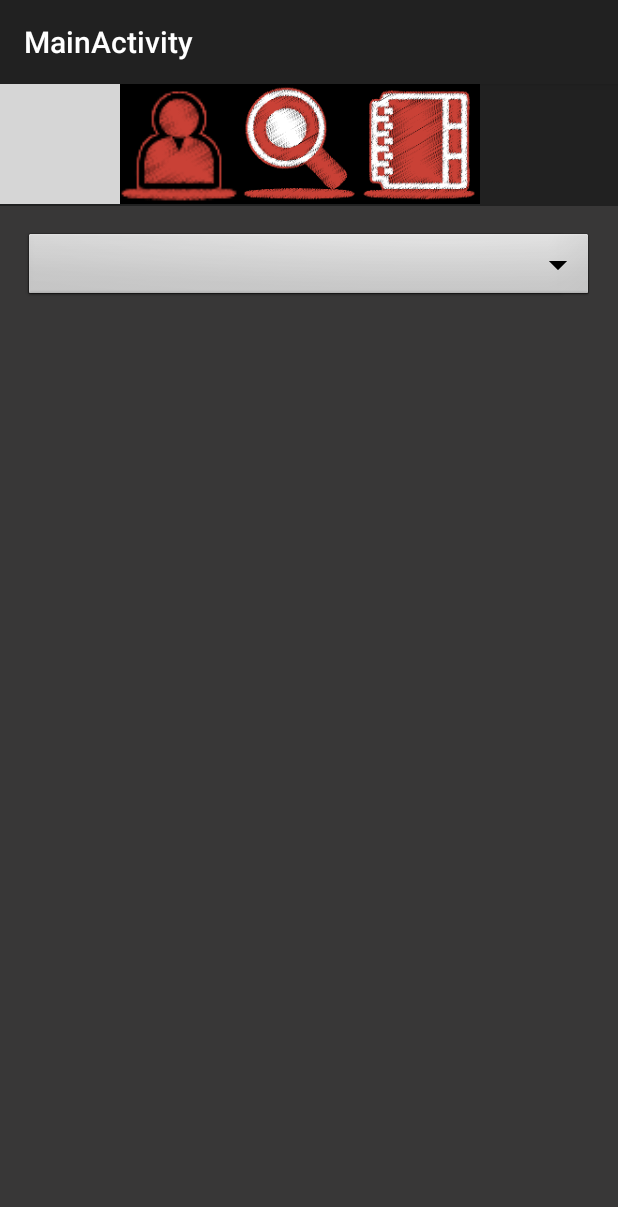
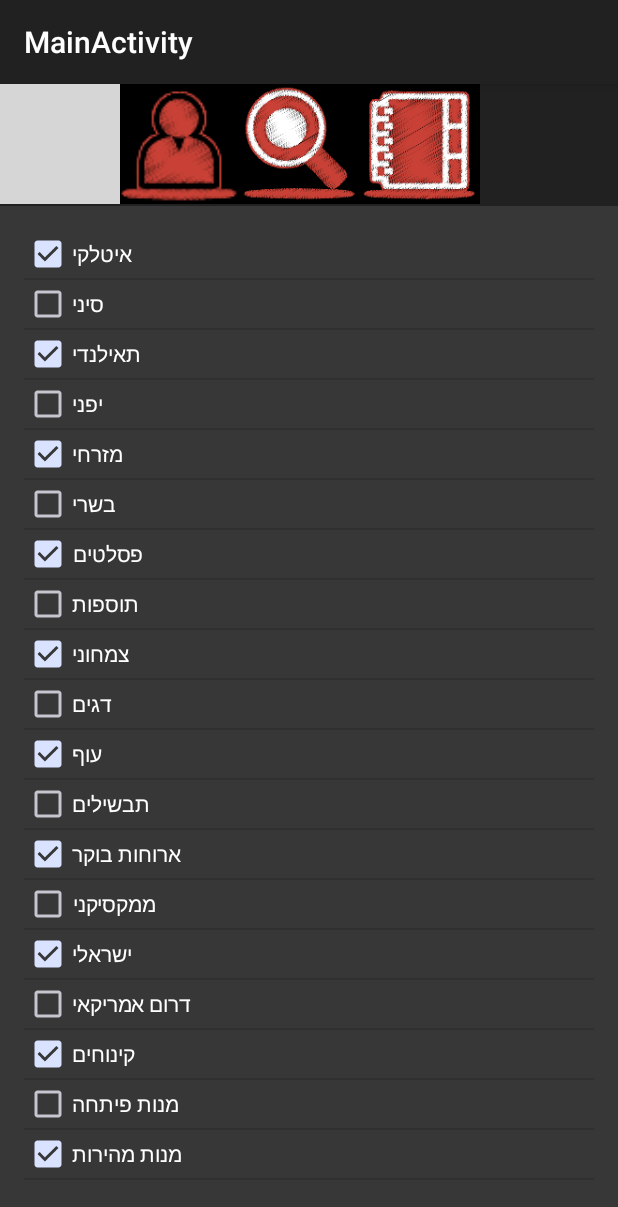
Before and after one commit to shlomo2013/MyCookBook, an Android app: the fragment PersonalFragment placed in its activity, on a phone screen of 412 x 824 dp. Shown: the top 1207 px of the screen. Run offline under Robolectric (Android 15) with nearby library versions, the phone set to English and light mode, and no system bars; grey boxes are pictures that could not be loaded.

Commit message:
dropdown list categories personal

```diff
--- a/app/src/main/java/com/MyCookBook/Fragment/DropDownListAdapter.java
+++ b/app/src/main/java/com/MyCookBook/Fragment/DropDownListAdapter.java
@@ -3,133 +3,66 @@ package com.MyCookBook.Fragment;
 import android.content.Context;
 import android.view.LayoutInflater;
 import android.view.View;
-import android.view.View.OnClickListener;
 import android.view.ViewGroup;
-import android.widget.BaseAdapter;
+import android.widget.ArrayAdapter;
 import android.widget.CheckBox;
-import android.widget.TextView;
 
 import com.example.mycookbook.mycookbook.R;
 
-import java.util.ArrayList;
+import java.util.List;
 
-public class DropDownListAdapter extends BaseAdapter {
+public class DropDownListAdapter extends  ArrayAdapter<CheckBox>   {
 
-	private ArrayList<String> mListItems;
-	private LayoutInflater mInflater;
-	private TextView mSelectedItems;
-	private static int selectedCount = 0;
-	private static String firstSelected = "";
-	private ViewHolder holder;
-	private static String selected = "";	//shortened selected values representation
+    List<CheckBox> lFoodCategory = null;
+    Context context;
+    ModelHolder holder;
 
-	public static String getSelected() {
-		return selected;
+    public DropDownListAdapter( List<CheckBox>  lFoodCategory, Context context) {
+        super(context, R.layout.drop_down_list_row ,lFoodCategory);
+        this.context = context;
+        this.lFoodCategory = lFoodCategory;
     }
 
-	public void setSelected(String selected) {
-		DropDownListAdapter.selected = selected;
+    private  static class ModelHolder{
+        public CheckBox cbhCategory;
     }
 
-	public DropDownListAdapter(Context context, ArrayList<String> items,
-			TextView tv) {
-		mListItems = new ArrayList<String>();
-		mListItems.addAll(items);
-		mInflater = LayoutInflater.from(context);
-		mSelectedItems = tv;
+
+    @Override
+    public View getView(final int position, View convertView, ViewGroup parent) {
+        View v = convertView;
+        holder = new ModelHolder();
+
+        if (v == null) {
+            LayoutInflater inflater = (LayoutInflater) context.getSystemService(Context.LAYOUT_INFLATER_SERVICE);
+            v = inflater.inflate(R.layout.drop_down_list_row, null);
+
+            holder = new ModelHolder();
+            holder.cbhCategory = (CheckBox) v.findViewById(R.id.cbCheckbox);
+            holder.cbhCategory.setTag(holder);
+
+            v.setTag(holder);
+
+        } else {
+            holder = (ModelHolder) v.getTag();
         }
 
-	@Override
-	public int getCount() {
-		// TODO Auto-generated method stub
-		return mListItems.size();
-	}
-
-	@Override
-	public Object getItem(int arg0) {
-		// TODO Auto-generated method stub
-		return null;
-	}
-
-	@Override
-	public long getItemId(int arg0) {
-		// TODO Auto-generated method stub
-		return 0;
-	}
-
-	@Override
-	public View getView(int position, View convertView, ViewGroup parent) {
-		// TODO Auto-generated method stub
-
-		if (convertView == null) {
-			convertView = mInflater.inflate(R.layout.drop_down_list_row, null);
-			holder = new ViewHolder();
-			holder.tv = (TextView) convertView.findViewById(R.id.tvSelectOption);
-			holder.chkbox = (CheckBox) convertView.findViewById(R.id.checkbox);
-			convertView.setTag(holder);
-		} else {
-			holder = (ViewHolder) convertView.getTag();
-		}
-
-		holder.tv.setText(mListItems.get(position));
-
-		final int position1 = position;
+        holder.cbhCategory.setText(lFoodCategory.get(position).getText());
 
         //whenever the checkbox is clicked the selected values textview is updated with new selected values
-		holder.chkbox.setOnClickListener(new OnClickListener() {
+        holder.cbhCategory.setOnClickListener(new View.OnClickListener() {
 
             @Override
             public void onClick(View v) {
-				// TODO Auto-generated method stub
-				setText(position1);
+                holder.cbhCategory.setText(lFoodCategory.get(position).getText());
             }
         });
 
-		if(PersonalFragment.checkSelected[position])
-			holder.chkbox.setChecked(true);
+        if (lFoodCategory.get(position).isChecked())
+            holder.cbhCategory.setChecked(true);
         else
-			holder.chkbox.setChecked(false);
-		return convertView;
+            holder.cbhCategory.setChecked(false);
+        return v;
     }
 
-
-	/*
-	 * Function which updates the selected values display and information(checkSelected[])
-	 * */
-	private void setText(int position1){
-		if (!PersonalFragment.checkSelected[position1]) {
-			PersonalFragment.checkSelected[position1] = true;
-			selectedCount++;
-		} else {
-            PersonalFragment.checkSelected[position1] = false;
-			selectedCount--;
 }
-
-		if (selectedCount == 0) {
-			mSelectedItems.setText(R.string.select_string);
-		} else if (selectedCount == 1) {
-			for (int i = 0; i < PersonalFragment.checkSelected.length; i++) {
-				if (PersonalFragment.checkSelected[i] == true) {
-					firstSelected = mListItems.get(i);
-					break;
-				}
-			}
-			mSelectedItems.setText(firstSelected);
-			setSelected(firstSelected);
-		} else if (selectedCount > 1) {
-			for (int i = 0; i < PersonalFragment.checkSelected.length; i++) {
-				if (PersonalFragment.checkSelected[i] == true) {
-					firstSelected = mListItems.get(i);
-					break;
-				}
-			}
-			mSelectedItems.setText(firstSelected + " & "+ (selectedCount - 1) + " more");
-			setSelected(firstSelected + " & "+ (selectedCount - 1) + " more");
-		}
-	}
-
-	private class ViewHolder {
-		TextView tv;
-		CheckBox chkbox;
-	}
-}
--- a/app/src/main/java/com/MyCookBook/Fragment/PersonalFragment.java
+++ b/app/src/main/java/com/MyCookBook/Fragment/PersonalFragment.java
@@ -1,15 +1,12 @@
 package com.MyCookBook.Fragment;
 
 import android.app.Fragment;
-import android.graphics.drawable.BitmapDrawable;
 import android.os.Bundle;
 import android.support.annotation.ArrayRes;
 import android.support.annotation.Nullable;
 import android.view.LayoutInflater;
-import android.view.MotionEvent;
 import android.view.View;
 import android.view.ViewGroup;
-import android.view.ViewGroup.LayoutParams;
 import android.widget.ArrayAdapter;
 import android.widget.Button;
 import android.widget.CheckBox;
@@ -19,7 +16,6 @@ import android.widget.PopupWindow;
 import android.widget.RelativeLayout;
 import android.widget.TableLayout;
 import android.widget.TableRow;
-import android.widget.TextView;
 
 import com.example.mycookbook.mycookbook.R;
 
@@ -37,9 +33,13 @@ public class PersonalFragment extends Fragment {
     LinearLayout llPopup;
     RelativeLayout tlpersonalfrag;
     ViewGroup vgl;
-    View popUpView;
+//    View popUpView;
     private boolean expanded; 		//to  store information whether the selected values are displayed completely or in shortened representatn
    	public static boolean[] checkSelected;	// store select/unselect information about the values in the list
+
+    ArrayList<CheckBox> alFoodCategory;
+    DropDownListAdapter mAdapter;
+    ListView lv;
 
     public PersonalFragment() {
 
@@ -49,16 +49,30 @@ public class PersonalFragment extends Fragment {
     public View onCreateView(LayoutInflater inflater, @Nullable ViewGroup container, @Nullable Bundle savedInstanceState) {
 
         final View  rootView     = inflater.inflate(R.layout.activity_personal_fregment, container, false);
-                    popUpView    = inflater.inflate(R.layout.pop_up_window, container, false);
+        final View  popUpView    = inflater.inflate(R.layout.pop_up_window, container, false);
         final View  dropDownView = inflater.inflate(R.layout.drop_down_list_row, container, false);
 
-        tbLayout                 = (TableLayout) rootView.findViewById(R.id.tbPersonalLayout);
+       //tbLayout                 = (TableLayout) rootView.findViewById(R.id.tbPersonalLayout);
         llPopup                  = (LinearLayout) rootView.findViewById(R.id.DropDownList);
         tlpersonalfrag           = (RelativeLayout) rootView.findViewById(R.id.personalfragRelativelayout);
-        btnDDPersonalCategories  = (Button) rootView.findViewById(R.id.btnDropDownPersonalCategories);
+//      btnDDPersonalCategories  = (Button) rootView.findViewById(R.id.btnDropDownPersonalCategories);
+        ListView lvDropDownList  = (ListView) dropDownView.findViewById(R.id.lvDropDownList);
+        lv              = (ListView) rootView.findViewById(R.id.listView111);
+
+        displayModelList();
+
+//        modelItems = new Model[5];
+//        modelItems[0] = new Model("pizza", false);
+//        modelItems[1] = new Model("burger", true);
+//        modelItems[2] = new Model("olives", true);
+//        modelItems[3] = new Model("orange", false);
+//        modelItems[4] = new Model("tomato", true);
+
+//        DropDownListAdapter adapter = new DropDownListAdapter(getActivity().getBaseContext(), modelItems);
+//        lv.setAdapter(adapter);
 
 //********************************************************************************************
-        final ArrayList<String> items = new ArrayList<String>();
+    /*    final ArrayList<String> items = new ArrayList<String>();
            	items.add("Item 1");
            	items.add("Item 2");
            	items.add("Item 3");
@@ -68,21 +82,20 @@ public class PersonalFragment extends Fragment {
         checkSelected = new boolean[items.size()];
         //initialize all values of list to 'unselected' initially
         for (int i = 0; i < checkSelected.length; i++) {
-            checkSelected[i] = false;
+            checkSelected[i] = true;
         }
 
-        /*SelectBox is the TextView where the selected values will be displayed in the form of "Item 1 & 'n' more".
+        *//*SelectBox is the TextView where the selected values will be displayed in the form of "Item 1 & 'n' more".
          * When this selectBox is clicked it will display all the selected values
          * and when clicked again it will display in shortened representation as before.
-         * */
+         * *//*
         final TextView tv = (TextView) dropDownView.findViewById(R.id.tvSelectOption);
         tv.setOnClickListener(new View.OnClickListener() {
 
             @Override
             public void onClick(View v) {
-                // TODO Auto-generated method stub
                 if(!expanded){
-                    //display all selected values
+                 //display all selected values
                 String selected = "";
                 int flag = 0;
                 for (int i = 0; i < items.size(); i++) {
@@ -114,7 +127,7 @@ public class PersonalFragment extends Fragment {
 		});
 
 
-
+*/
 //********************************************************************************************
 
 //        btnDDPersonalCategories.setOnClickListener(new Button.OnClickListener() {
@@ -200,9 +213,34 @@ public class PersonalFragment extends Fragment {
     }
 
 
-    public void creatCheckBoxOnLayout(@ArrayRes int ArrayName){
+    public void displayModelList(){
+        ArrayAdapter<CharSequence> adapter = ArrayAdapter.createFromResource(getActivity().getBaseContext(),
+                R.array.personal_pref_array,
+                android.R.layout.simple_list_item_1);
 
-            // Create an ArrayAdapter using the string array and a default spinner layout
+        alFoodCategory = new ArrayList<CheckBox>();
+        for (int i = 0; i < adapter.getCount(); i++){
+            String s = (String)adapter.getItem(i);
+            CheckBox c = new CheckBox(getActivity().getBaseContext());
+            c.setText(s);
+
+            if(i%2 == 0) {
+                c.setChecked(true);
+            }else
+            {
+                c.setChecked(false);
+            }
+            alFoodCategory.add(c);
+        }
+
+        mAdapter = new DropDownListAdapter(alFoodCategory, getActivity().getBaseContext());
+        lv.setAdapter(mAdapter);
+    }
+
+
+    public void createCheckBoxOnLayout(@ArrayRes int ArrayName){
+
+        // Create an ArrayAdapter using the string array and a default spinner layout
         ArrayAdapter<CharSequence> adapter = ArrayAdapter.createFromResource(getActivity().getBaseContext(),
                                                                              ArrayName,
                                                                              android.R.layout.activity_list_item);
@@ -239,48 +277,44 @@ public class PersonalFragment extends Fragment {
         return tr;
     }
 
-
     /*
      * Function to set up the pop-up window which acts as drop-down list
      * */
-    private void initiatePopUp(ArrayList<String> items, TextView tv){
-
-    	//get the view to which drop-down layout is to be anchored
-    	pw = new PopupWindow(popUpView, LayoutParams.FILL_PARENT, LayoutParams.WRAP_CONTENT, true);
-
-    	//Pop-up window background cannot be null if we want the pop-up to listen touch events outside its window
-    	pw.setBackgroundDrawable(new BitmapDrawable());
-    	pw.setTouchable(true);
-
-    	//let pop-up be informed about touch events outside its window. This  should be done before setting the content of pop-up
-    	pw.setOutsideTouchable(true);
-    	pw.setHeight(LayoutParams.WRAP_CONTENT);
-
-    	//dismiss the pop-up i.e. drop-down when touched anywhere outside the pop-up
-    	pw.setTouchInterceptor(new View.OnTouchListener() {
-
-    		public boolean onTouch(View v, MotionEvent event) {
-    			// TODO Auto-generated method stub
-    			if (event.getAction() == MotionEvent.ACTION_OUTSIDE) {
-    				pw.dismiss();
-        			return true;
-    			}
-    			return false;
-    		}
-    	});
-
-    	//provide the source layout for drop-down
-    	pw.setContentView(popUpView);
-
-    	//anchor the drop-down to bottom-left corner of 'layout1'
-    	pw.showAsDropDown(tlpersonalfrag);
-
-    	//populate the drop-down list
-    	final ListView list = (ListView) popUpView.findViewById(R.id.lvDropDownList);
-        DropDownListAdapter adapter = new DropDownListAdapter(getActivity().getBaseContext(), items, tv);
-    	list.setAdapter(adapter);
-    }
-
-
-
-}
+//    private void initiatePopUp(ArrayList<String> items, TextView tv){
+//
+//    	//get the view to which drop-down layout is to be anchored
+//    	pw = new PopupWindow(popUpView, LayoutParams.FILL_PARENT, LayoutParams.WRAP_CONTENT, true);
+//
+//    	//Pop-up window background cannot be null if we want the pop-up to listen touch events outside its window
+//    	pw.setBackgroundDrawable(new BitmapDrawable());
+//    	pw.setTouchable(true);
+//
+//    	//let pop-up be informed about touch events outside its window. This  should be done before setting the content of pop-up
+//    	pw.setOutsideTouchable(true);
+//    	pw.setHeight(LayoutParams.WRAP_CONTENT);
+//
+//    	//dismiss the pop-up i.e. drop-down when touched anywhere outside the pop-up
+//    	pw.setTouchInterceptor(new View.OnTouchListener() {
+//
+//    		public boolean onTouch(View v, MotionEvent event) {
+//    			// TODO Auto-generated method stub
+//    			if (event.getAction() == MotionEvent.ACTION_OUTSIDE) {
+//    				pw.dismiss();
+//        			return true;
+//    			}
+//    			return false;
+//    		}
+//    	});
+//
+//    	//provide the source layout for drop-down
+//    	pw.setContentView(popUpView);
+//
+//    	//anchor the drop-down to bottom-left corner of 'layout1'
+//    	pw.showAsDropDown(tlpersonalfrag);
+//
+//    	//populate the drop-down list
+//    //	final ListView list = (ListView) popUpView.findViewById(R.id.lvDropDownList);
+//   //     DropDownListAdapter adapter = new DropDownListAdapter(getActivity().getBaseContext(), items, tv);
+//   // 	list.setAdapter(adapter);
+//    }
+ }
--- a/app/src/main/res/layout/activity_personal_fregment.xml
+++ b/app/src/main/res/layout/activity_personal_fregment.xml
@@ -1,36 +1,43 @@
 <RelativeLayout xmlns:android="http://schemas.android.com/apk/res/android"
-    xmlns:tools="http://schemas.android.com/tools" android:layout_width="match_parent"
-    android:layout_height="match_parent" android:paddingLeft="@dimen/activity_horizontal_margin"
+    xmlns:tools="http://schemas.android.com/tools" android:id="@+id/personalfragRelativelayout"
+    android:layout_width="match_parent" android:layout_height="match_parent"
+    android:paddingBottom="@dimen/activity_vertical_margin"
+    android:paddingLeft="@dimen/activity_horizontal_margin"
     android:paddingRight="@dimen/activity_horizontal_margin"
     android:paddingTop="@dimen/activity_vertical_margin"
-    android:paddingBottom="@dimen/activity_vertical_margin"
-    tools:context="com.MyCookBook.Fragment.MainActivity"
-    android:id="@+id/personalfragRelativelayout">
+    tools:context="com.MyCookBook.Fragment.MainActivity">
 
-<LinearLayout
+   <!-- <LinearLayout
         xmlns:android="http://schemas.android.com/apk/res/android"
         android:layout_width="fill_parent"
-           android:layout_height="fill_parent"
+        android:layout_height="wrap_content"
         android:layout_column="13"
-    android:baselineAligned="false">
+        android:baselineAligned="false"
+        android:id="@+id/linearLayout">
 
-    <TextView
-        android:id="@+id/SelectBox"
-        android:layout_width="wrap_content"
-        android:layout_height="wrap_content" />
         <Button
+            android:id="@+id/btnDropDownPersonalCategories"
             android:layout_width="match_parent"
             android:layout_height="wrap_content"
-    android:id="@+id/btnDropDownPersonalCategories"
-    android:background="@android:drawable/btn_dropdown"/>
-
+            android:background="@android:drawable/btn_dropdown" />
 
     </LinearLayout>
+-->
+    <ListView
+        android:layout_width="match_parent"
+        android:layout_height="match_parent"
+        android:id="@+id/listView111"
+        android:layout_gravity="center_vertical" />
+<!--
+
     <TableLayout
+        android:id="@+id/tbPersonalLayout"
         android:layout_width="wrap_content"
-        android:layout_height="wrap_content"
-        android:id="@+id/tbPersonalLayout">
+        android:layout_height="wrap_content">
 
 
     </TableLayout>
+-->
+
+
 </RelativeLayout>
--- a/app/src/main/res/layout/pop_up_window.xml
+++ b/app/src/main/res/layout/pop_up_window.xml
@@ -7,7 +7,7 @@
 
     <ListView android:id="@+id/lvDropDownList"
     android:layout_width="fill_parent"
-    android:layout_height="521dp">
+    android:layout_height="450dp">
     </ListView>
 
     <Button
--- a/app/src/main/res/values/strings.xml
+++ b/app/src/main/res/values/strings.xml
@@ -8,6 +8,7 @@
     <string name="Ingredients">מצרכים:</string>
     <string name="facebook_app_id">869910013067316:</string>
     <string name="select_string">Select an item</string>
+    <string name="HowToMake">אופן הכנה:</string>
 
     <string-array name="ingridient_type_array">
           <item>בבוס/ות</item>
```
Also changed, not shown: app/src/main/res/layout/activity_addrecipe_fragment.xml (+35 -0 lines), app/src/main/res/layout/drop_down_list_row.xml (+3 -7 lines). Lines whose indentation alone changed are shown as unchanged.
